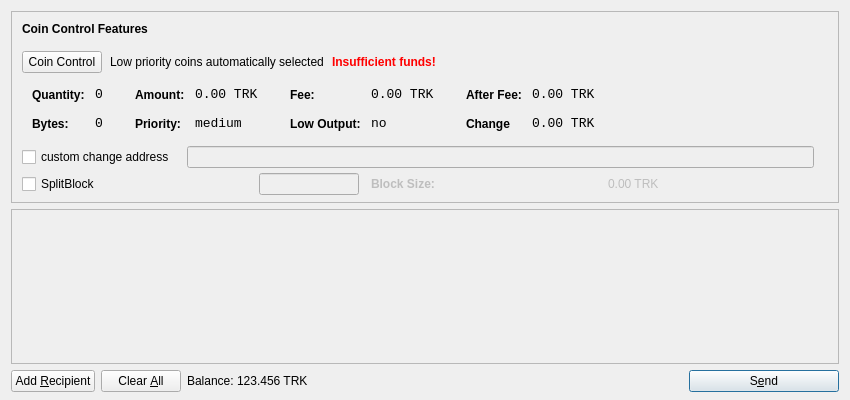
Old version of the form src/qt/forms/sendcoinsdialog.ui in the repository truckit/Truckcoin.
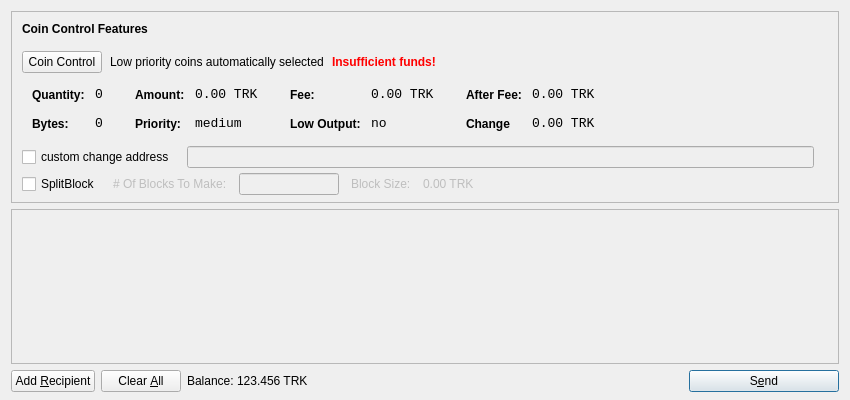
New version of the form. Icons and pictures are not drawn.

```diff
--- a/src/qt/forms/sendcoinsdialog.ui
+++ b/src/qt/forms/sendcoinsdialog.ui
@@ -602,6 +602,9 @@
         </item>
         <item>
          <layout class="QHBoxLayout" name="horizontalLayoutCoinControl4a" stretch="0,0,0,0">
+          <property name="alignment" >
+         <set>Qt::AlignLeft</set>
+          </property>
           <property name="spacing">
            <number>12</number>
           </property>
@@ -620,7 +623,17 @@
              <string>SplitBlock</string> 
             </property> 
            </widget> 
-          </item> 
+          </item>
+          <item> 
+           <widget class="QLabel" name="labelBlocksToMakeText"> 
+            <property name="enabled"> 
+             <bool>false</bool> 
+            </property> 
+            <property name="text"> 
+             <string># Of Blocks To Make:</string> 
+            </property> 
+           </widget> 
+          </item>
           <item> 
            <widget class="QLineEdit" name="splitBlockLineEdit"> 
             <property name="enabled"> 
@@ -645,12 +658,6 @@
             <property name="enabled"> 
              <bool>false</bool> 
             </property> 
-            <property name="font"> 
-             <font> 
-              <weight>75</weight> 
-              <bold>true</bold> 
-             </font> 
-            </property> 
             <property name="text"> 
              <string>Block Size:</string> 
             </property> 
```
